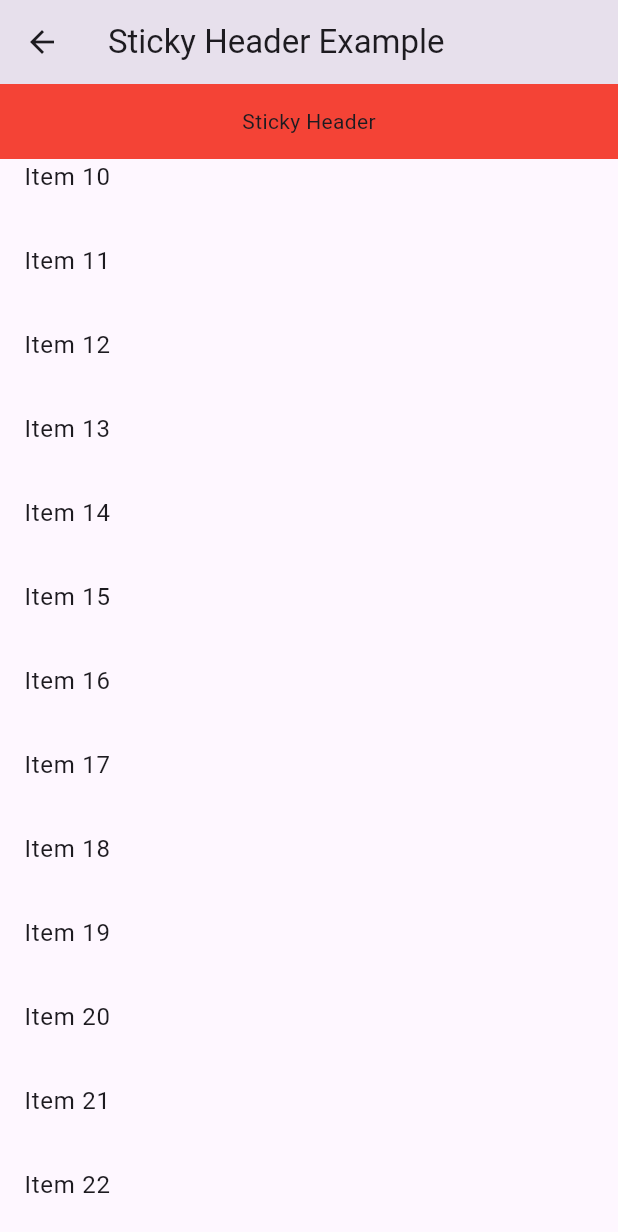
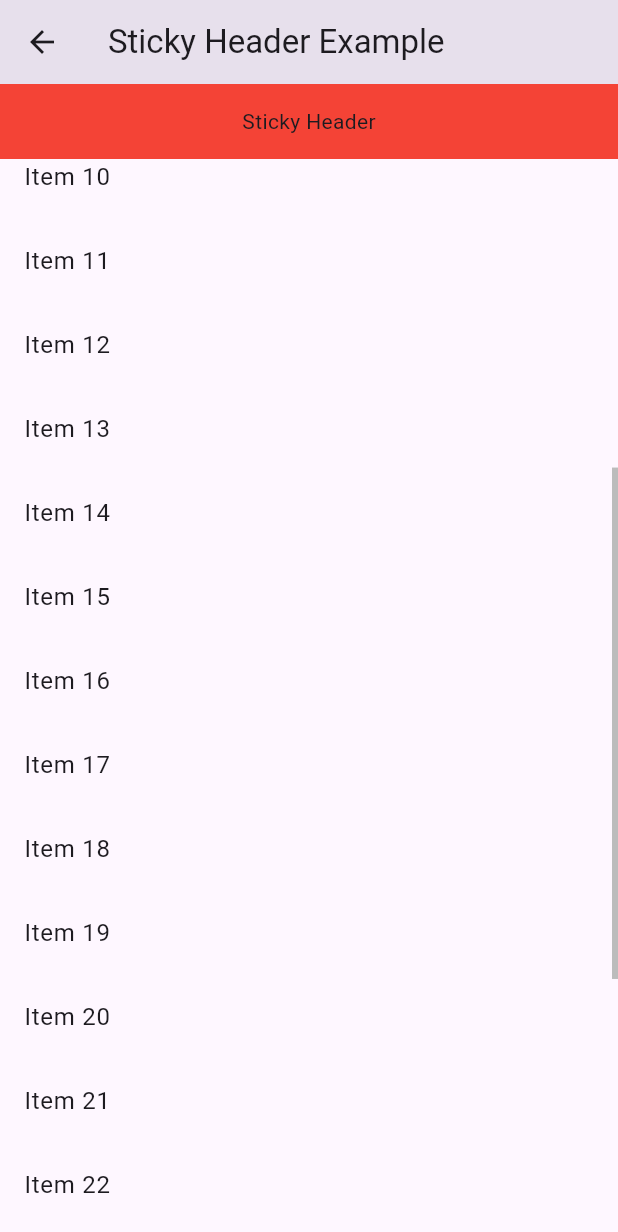
Before and after one commit to fallenleavesguy/flutter-exercises, a Flutter app: the StickyHeaderExample screen opened directly, scrolled down 576 dp, on a phone screen of 412 x 824 dp. Shown: the top 1232 px of the screen. Run offline on Flutter 3.47's test engine with Material 3 defaults, Android fonts, the phone set to English and light mode, and no system bars.

Commit message:
feat: 添加scrollbar示例

```diff
--- a/lib/routes/sticky_header.dart
+++ b/lib/routes/sticky_header.dart
@@ -7,7 +7,8 @@ class StickyHeaderExample extends StatelessWidget {
       appBar: AppBar(
         title: Text('Sticky Header Example'),
       ),
-      body: CustomScrollView(
+      body: Scrollbar(
+        child: CustomScrollView(
           slivers: <Widget>[
             SliverList(
               delegate: SliverChildBuilderDelegate(
@@ -39,6 +40,7 @@ class StickyHeaderExample extends StatelessWidget {
               ),
             ),
           ],
+        ),
       ),
     );
   }
```
Lines whose indentation alone changed are shown as unchanged.
